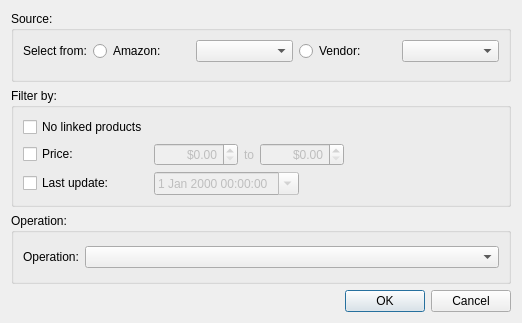
Above: opsdialog.ui from garrettmk/Prowler before the change. Below: the same form after it.
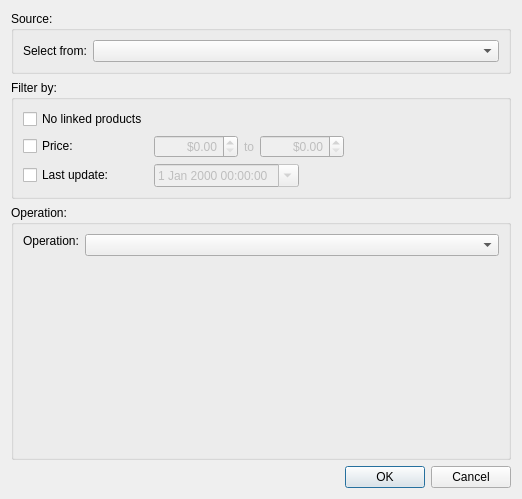
That is the form after the change. The open tabs and pages were chosen to show the change.

Patch:
```diff
--- a/opsdialog.ui
+++ b/opsdialog.ui
@@ -7,13 +7,13 @@
     <x>0</x>
     <y>0</y>
     <width>522</width>
-    <height>323</height>
+    <height>499</height>
    </rect>
   </property>
   <property name="windowTitle">
    <string>New Operation</string>
   </property>
-  <layout class="QVBoxLayout" name="verticalLayout">
+  <layout class="QVBoxLayout" name="verticalLayout_3">
    <item>
     <widget class="QGroupBox" name="groupBox">
      <property name="title">
@@ -30,24 +30,7 @@
       <item row="0" column="1">
        <layout class="QHBoxLayout" name="horizontalLayout_3">
         <item>
-         <widget class="QRadioButton" name="selectAmazon">
-          <property name="text">
-           <string>Amazon:</string>
-          </property>
-         </widget>
-        </item>
-        <item>
-         <widget class="QComboBox" name="amazonBox"/>
-        </item>
-        <item>
-         <widget class="QRadioButton" name="selectVendor">
-          <property name="text">
-           <string>Vendor:</string>
-          </property>
-         </widget>
-        </item>
-        <item>
-         <widget class="QComboBox" name="vendorBox"/>
+         <widget class="QComboBox" name="sourceBox"/>
         </item>
        </layout>
       </item>
@@ -181,7 +164,9 @@
      <property name="title">
       <string>Operation:</string>
      </property>
-     <layout class="QGridLayout" name="gridLayout_2">
+     <layout class="QVBoxLayout" name="verticalLayout_2">
+      <item>
+       <layout class="QFormLayout" name="formLayout_2">
       <item row="0" column="0">
        <widget class="QLabel" name="label_2">
         <property name="sizePolicy">
@@ -199,6 +184,19 @@
        <widget class="QComboBox" name="opsBox"/>
       </item>
      </layout>
+      </item>
+      <item>
+       <widget class="QStackedWidget" name="paramsStack">
+        <property name="currentIndex">
+         <number>1</number>
+        </property>
+        <widget class="QWidget" name="ListMatchingProducts">
+         <layout class="QVBoxLayout" name="verticalLayout"/>
+        </widget>
+        <widget class="QWidget" name="page_2"/>
+       </widget>
+      </item>
+     </layout>
     </widget>
    </item>
    <item>
```
Left out of the diff: 8 changed lines with no effect on the pictures. Lines whose indentation alone changed are shown as unchanged.
